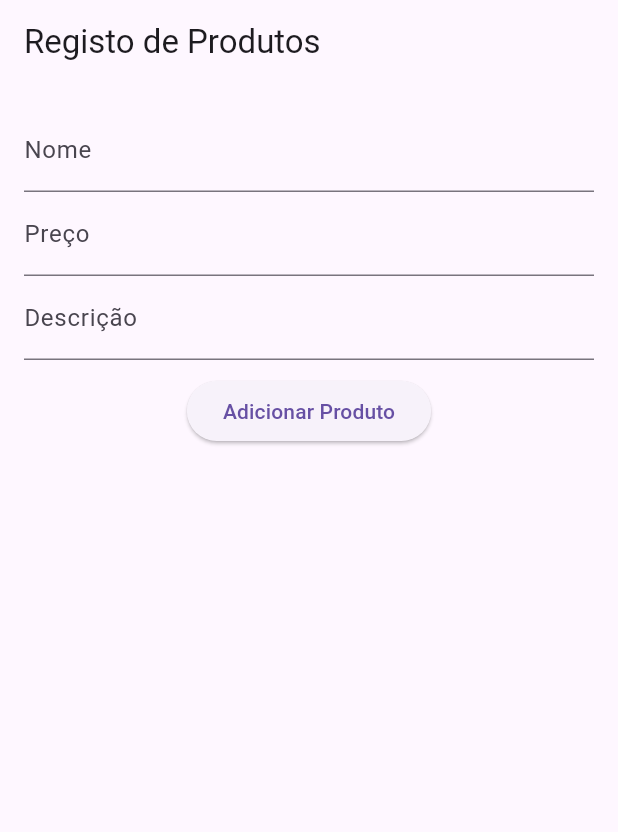
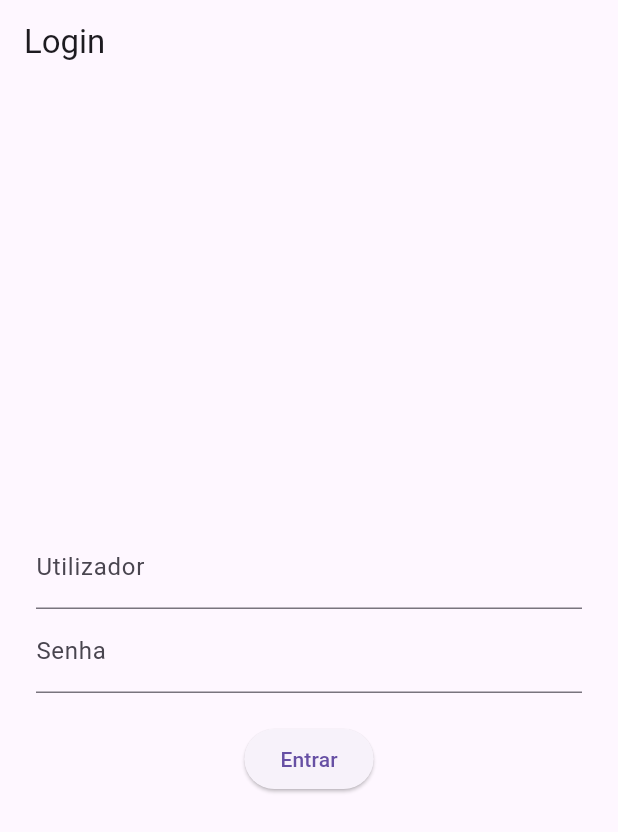
Before and after one commit to RuiR97/registo_produtos, a Flutter app: the screen it shows after launch, on a phone screen of 412 x 824 dp. Shown: the top 832 px of the screen. Run offline on Flutter 3.47's test engine with Material 3 defaults, Android fonts, the phone set to English and light mode, and no system bars; our stand-ins replace sqflite, sqflite_common_ffi; accounts and stored records are empty.

Commit message:
Configuração Firebase, Implementação de Login e Ciração de Listas

```diff
--- a/lib/main.dart
+++ b/lib/main.dart
@@ -1,19 +1,20 @@
 import 'package:flutter/material.dart';
-import 'views/produto_page.dart';
+import 'views/login_page.dart';
 
 void main() {
-  runApp(const RegistoProdutosApp());
+  runApp(const MyApp());
 }
 
-class RegistoProdutosApp extends StatelessWidget {
-  const RegistoProdutosApp({super.key});
+class MyApp extends StatelessWidget {
+  const MyApp({super.key});
 
   @override
   Widget build(BuildContext context) {
     return MaterialApp(
-      title: 'Registo de Produtos',
-      theme: ThemeData(primarySwatch: Colors.blue),
-      home: const ProdutoPage(),
+      title: 'Listas Partilhadas',
+      debugShowCheckedModeBanner: false,
+      theme: ThemeData(primarySwatch: Colors.green),
+      home: const LoginPage(),
     );
   }
 }
--- /dev/null
+++ b/lib/views/login_page.dart
@@ -0,0 +1,60 @@
+import 'package:flutter/material.dart';
+import 'dashboard_page.dart';
+
+class LoginPage extends StatefulWidget {
+  const LoginPage({super.key});
+
+  @override
+  State<LoginPage> createState() => _LoginPageState();
+}
+
+class _LoginPageState extends State<LoginPage> {
+  final _userController = TextEditingController();
+  final _passController = TextEditingController();
+  String _error = '';
+
+  void _login() {
+    final user = _userController.text.trim();
+    final pass = _passController.text;
+
+    if (user == 'admin' && pass == '1234') {
+      Navigator.pushReplacement(
+        context,
+        MaterialPageRoute(builder: (_) => DashboardPage(user: user)),
+      );
+    } else {
+      setState(() {
+        _error = 'Credenciais inválidas';
+      });
+    }
+  }
+
+  @override
+  Widget build(BuildContext context) {
+    return Scaffold(
+      appBar: AppBar(title: const Text('Login')),
+      body: Padding(
+        padding: const EdgeInsets.all(24),
+        child: Column(
+          mainAxisAlignment: MainAxisAlignment.center,
+          children: [
+            TextField(
+                controller: _userController,
+                decoration: const InputDecoration(labelText: 'Utilizador')),
+            TextField(
+                controller: _passController,
+                obscureText: true,
+                decoration: const InputDecoration(labelText: 'Senha')),
+            const SizedBox(height: 20),
+            ElevatedButton(onPressed: _login, child: const Text('Entrar')),
+            if (_error.isNotEmpty)
+              Padding(
+                padding: const EdgeInsets.only(top: 10),
+                child: Text(_error, style: const TextStyle(color: Colors.red)),
+              ),
+          ],
+        ),
+      ),
+    );
+  }
+}
--- a/pubspec.yaml
+++ b/pubspec.yaml
@@ -11,6 +11,7 @@ dependencies:
 
   # Armazenamento local com SQLite
   sqflite: ^2.3.2
+  sqflite_common_ffi: ^2.3.0
   path_provider: ^2.1.2
 
   # Ícones e material design
```
Also changed, not shown: lib/models/produto_database.dart (+11 -1 lines), lib/views/dashboard_page.dart (added, +42 -0 lines), lib/views/lista_page.dart (added, +17 -0 lines), pubspec.lock, 4 other files.
